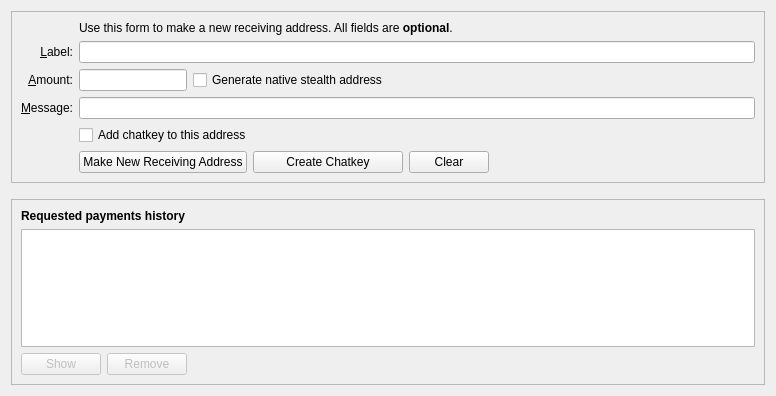
Old version of the form src/qt/forms/receivecoinsdialog.ui in the repository vergecurrency/verge.
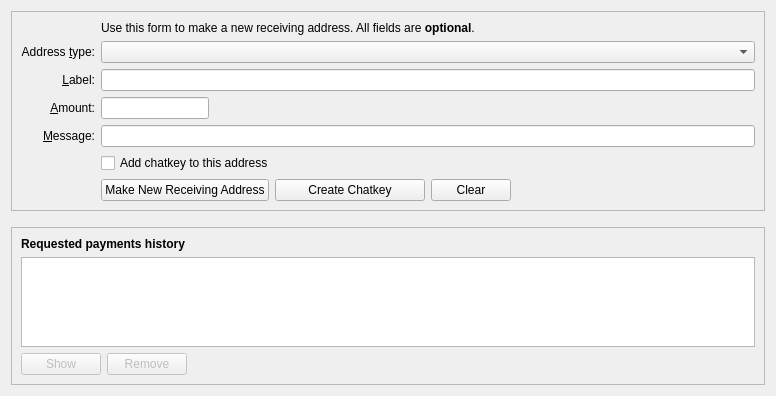
New version of the form. Icons and pictures are not drawn. Custom widgets are drawn as their Qt base class.

What changed in the file:
```diff
--- a/src/qt/forms/receivecoinsdialog.ui
+++ b/src/qt/forms/receivecoinsdialog.ui
@@ -60,6 +60,19 @@
           </property>
          </widget>
         </item>
+        <item row="3" column="0">
+         <widget class="QLabel" name="addressTypeLabel">
+          <property name="text"><string>Address &amp;type:</string></property>
+          <property name="alignment"><set>Qt::AlignRight|Qt::AlignVCenter</set></property>
+          <property name="buddy"><cstring>addressType</cstring></property>
+         </widget>
+        </item>
+        <item row="3" column="2">
+         <widget class="QComboBox" name="addressType">
+          <property name="sizeAdjustPolicy"><enum>QComboBox::AdjustToContents</enum></property>
+          <property name="toolTip"><string>PQ addresses require a new full wallet backup. Legacy and stealth addresses retain classical spending keys.</string></property>
+         </widget>
+        </item>
         <item row="4" column="2">
          <widget class="QLineEdit" name="reqLabel">
           <property name="toolTip">
@@ -224,31 +237,6 @@
             </property>
            </widget>
           </item>
-          <item>
-           <widget class="QCheckBox" name="useStealth">
-            <property name="sizePolicy">
-             <sizepolicy hsizetype="Fixed" vsizetype="Fixed">
-              <horstretch>0</horstretch>
-              <verstretch>0</verstretch>
-             </sizepolicy>
-            </property>
-            <property name="maximumSize">
-             <size>
-              <width>1000</width>
-              <height>16777215</height>
-             </size>
-            </property>
-            <property name="focusPolicy">
-             <enum>Qt::StrongFocus</enum>
-            </property>
-            <property name="toolTip">
-             <string>Stealth Addressing Protects your privacy while receiving funds</string>
-            </property>
-            <property name="text">
-             <string>Generate native stealth address</string>
-            </property>
-           </widget>
-          </item>
           <item>
            <spacer name="horizontalSpacer_3">
             <property name="orientation">
```
Left out of the diff: 2 changed lines with no effect on the pictures.
